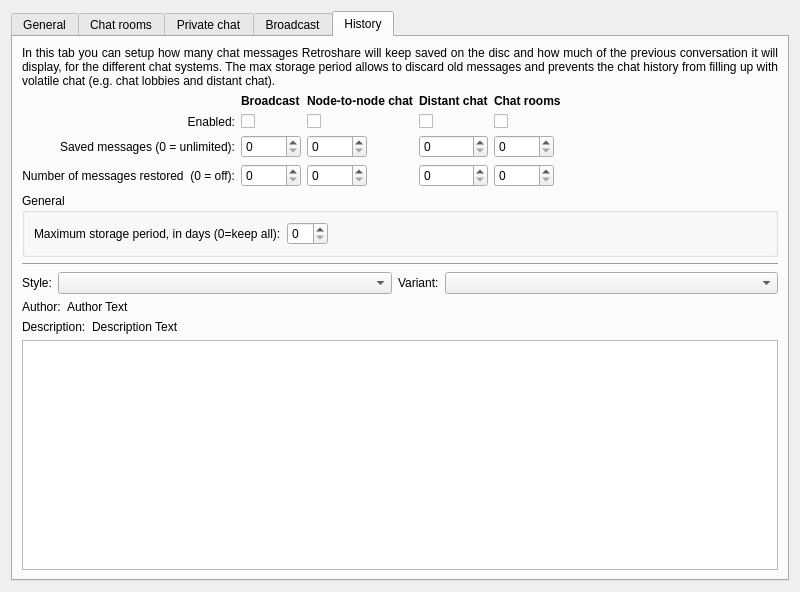
Qt form retroshare-gui/src/gui/settings/ChatPage.ui (RetroShare/RetroShare) before a commit.
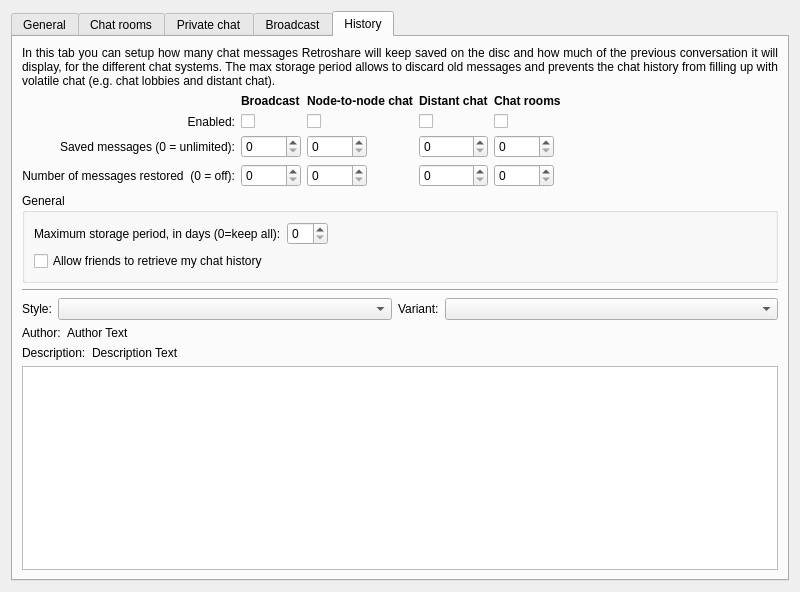
The same form after that commit. The open tabs and pages were chosen to show the change. Custom widgets are drawn as their Qt base class.

Commit message: gui: update chat history retrieval defaults and add sharing preference setting

What changed in the file:
```diff
--- a/retroshare-gui/src/gui/settings/ChatPage.ui
+++ b/retroshare-gui/src/gui/settings/ChatPage.ui
@@ -1242,6 +1242,13 @@
             </item>
            </layout>
           </item>
+          <item>
+           <widget class="QCheckBox" name="allowHistorySharing">
+            <property name="text">
+             <string>Allow friends to retrieve my chat history</string>
+            </property>
+           </widget>
+          </item>
          </layout>
         </widget>
        </item>
```
The commit also changes 2 other files.
